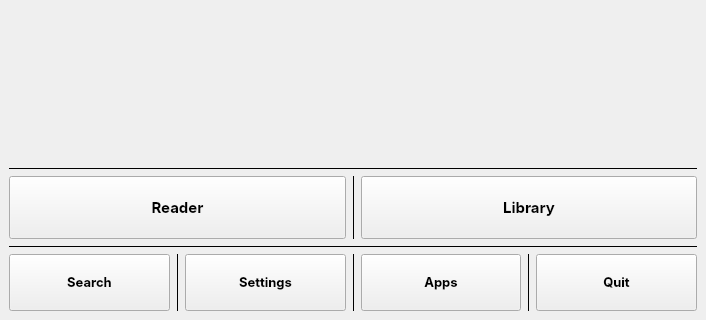
Before: the Qt Designer form mainwindow.ui in Quill-OS/quill, drawn with Qt 5; both pictures show x 0 to 706 and y 281 to 601 of the 706 by 601 pixel window.
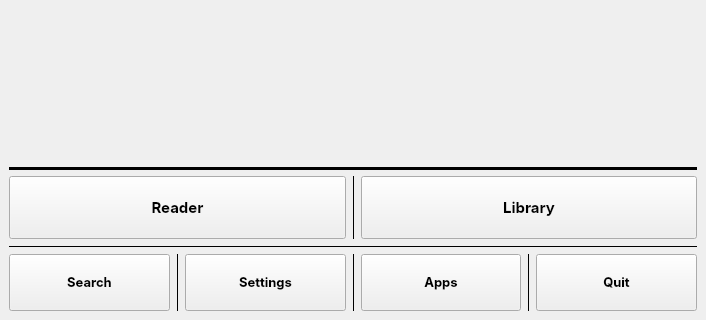
After: the same form once the commit is applied.

Patch:
```diff
--- a/mainwindow.ui
+++ b/mainwindow.ui
@@ -448,6 +448,9 @@
       <property name="frameShadow">
        <enum>QFrame::Plain</enum>
       </property>
+      <property name="lineWidth">
+       <number>4</number>
+      </property>
       <property name="orientation">
        <enum>Qt::Horizontal</enum>
       </property>
```
